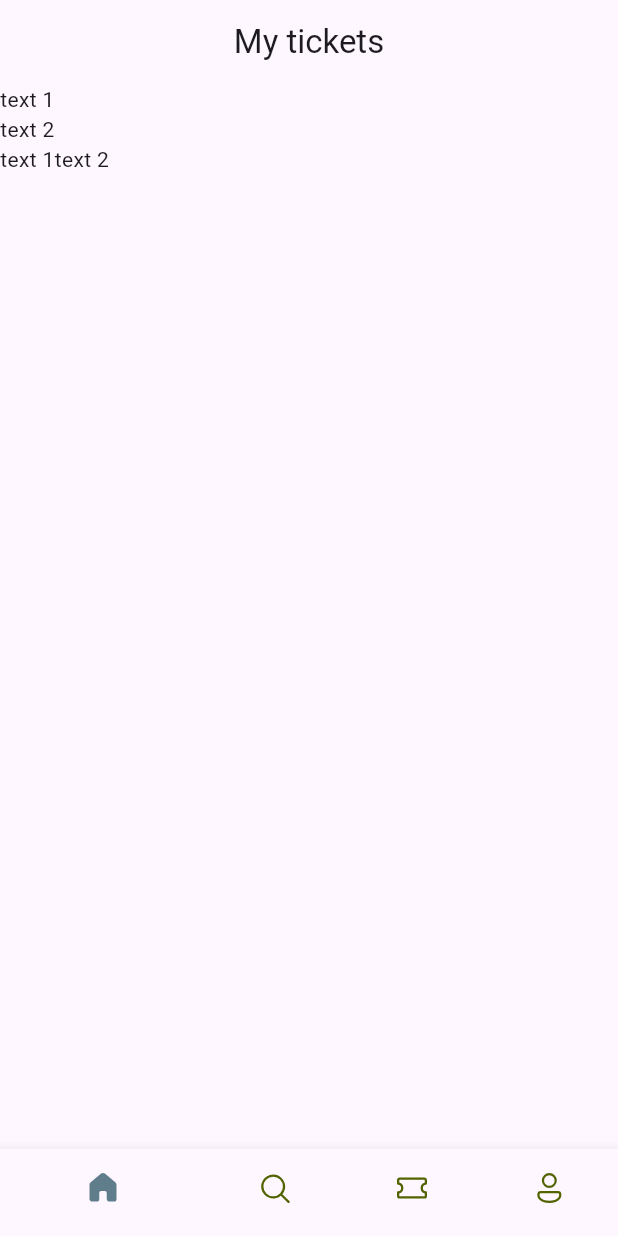
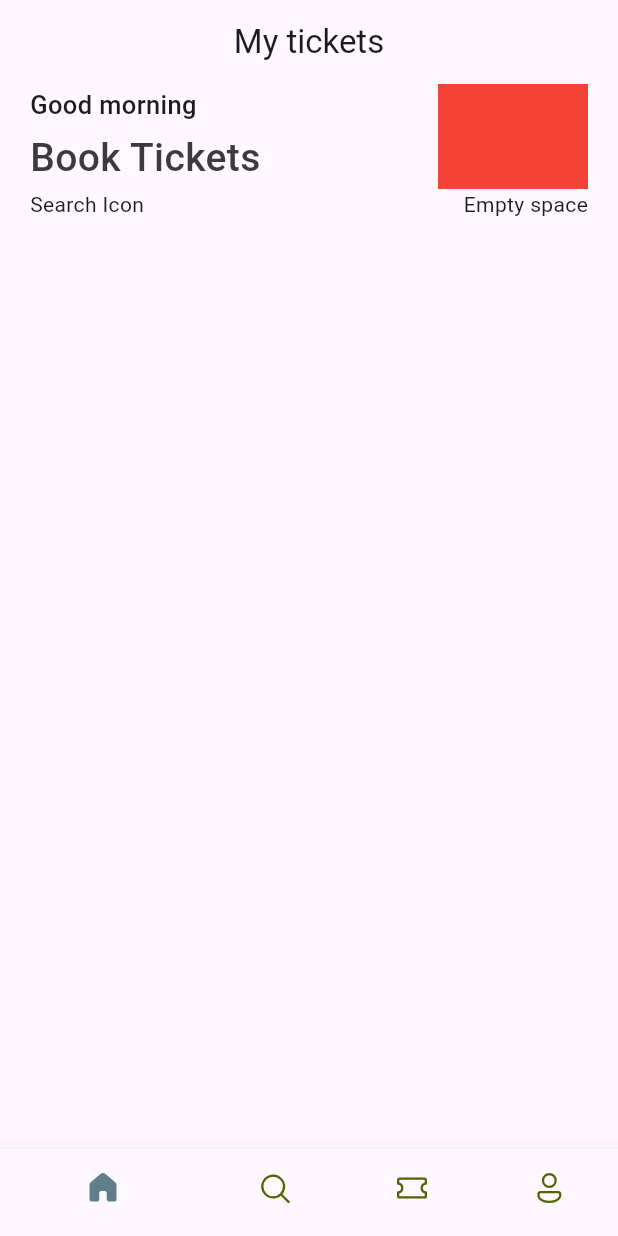
Before and after one commit to Khammunh/book_tickets, a Flutter app: the screen it shows after launch, on a phone screen of 412 x 824 dp. Run offline on Flutter 3.47's test engine with Material 3 defaults, Android fonts, the phone set to English and light mode, and no system bars; our stand-ins replace fluentui_icons.

Commit message:
update code home_screen

```diff
--- a/lib/screens/home_screen.dart
+++ b/lib/screens/home_screen.dart
@@ -13,26 +13,49 @@ class _HomeScreenState extends State<HomeScreen> {
     return Scaffold(
       body: ListView(
         children: [
-          Column(
+          Container(
+            padding: EdgeInsets.symmetric(horizontal: 20),
+            child: Column(
               children: [
                 Row(
+                  mainAxisAlignment: MainAxisAlignment.spaceBetween,
                   children: [
                     Column(
+                      crossAxisAlignment: CrossAxisAlignment.start,
                       children: [
-                      Text("text 1"),
-                      Text("text 2"),
+                        Text(
+                          "Good morning",
+                          style: TextStyle(
+                            fontSize: 17,
+                            fontWeight: FontWeight.w500,
+                          ),
+                        ),
+                        SizedBox(height: 5),
+                        Text(
+                          "Book Tickets",
+                          style: TextStyle(
+                              fontSize: 26,
+                              fontWeight: FontWeight.w500,
+                              color: Color(0xFF3b3b3b)),
+                        ),
                       ],
                     ),
-                  Container()
+                    Container(
+                      color: Colors.red,
+                      width: 100,
+                      height: 70,
+                    ),
                   ],
                 ),
                 Row(
+                  mainAxisAlignment: MainAxisAlignment.spaceBetween,
                   children: [
-                  Text("text 1"),
-                  Text("text 2"),
+                    Text("Search Icon"),
+                    Text("Empty space"),
                   ],
                 ),
               ],
+            ),
           )
         ],
       ),
```
Lines whose indentation alone changed are shown as unchanged.
